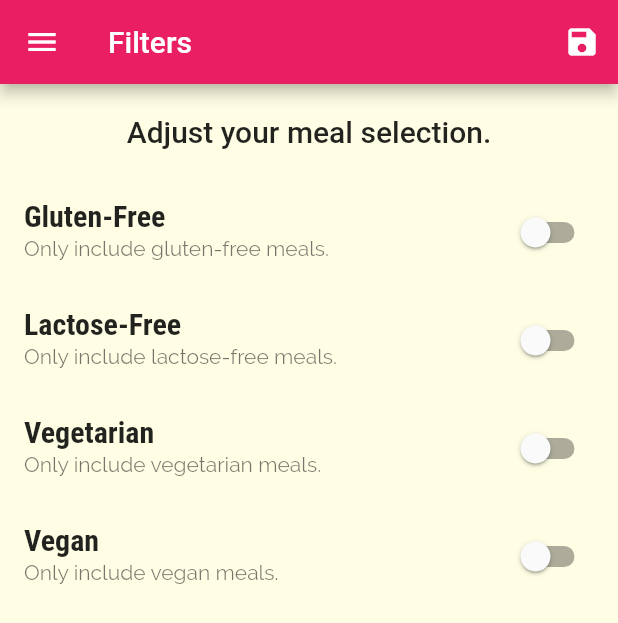
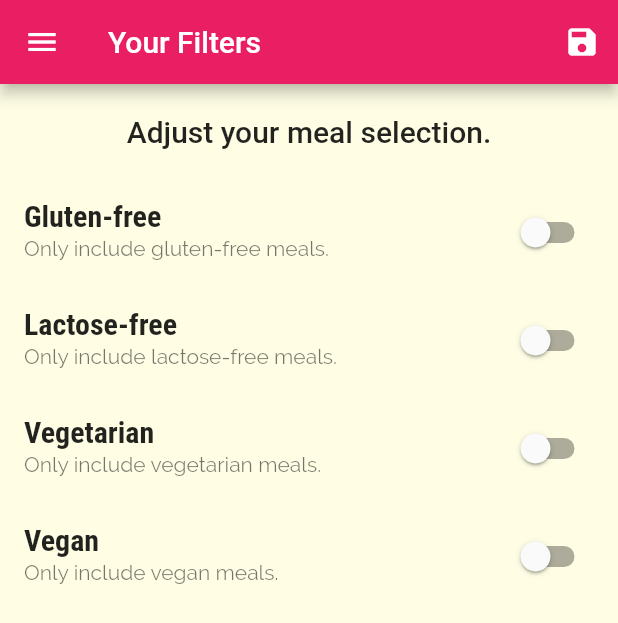
Before and after one commit to rozbeh1212/flutter-meal-app, a Flutter app: the FiltersScreen screen opened by its route, in the side drawer, after a tap on the "save" icon, on a phone screen of 412 x 824 dp. Shown: the top 623 px of the screen. Run offline on Flutter 3.47's test engine with Material 2 defaults, Android fonts, the phone set to English and light mode, and no system bars.

```diff
--- a/lib/screens/filters_screen.dart
+++ b/lib/screens/filters_screen.dart
@@ -1,17 +1,17 @@
 import 'package:flutter/material.dart';
-import 'package:flutter_complete_guide/widgets/main_drawer.dart';
+
+import '../widgets/main_drawer.dart';
 
 class FiltersScreen extends StatefulWidget {
   static const routeName = '/filters';
 
   final Function saveFilters;
+  final Map<String, bool> currentFilters;
 
-  const FiltersScreen(this.saveFilters) ;
-
-
+  FiltersScreen(this.currentFilters, this.saveFilters);
 
   @override
-  State<FiltersScreen> createState() => _FiltersScreenState();
+  _FiltersScreenState createState() => _FiltersScreenState();
 }
 
 class _FiltersScreenState extends State<FiltersScreen> {
@@ -19,6 +19,15 @@ class _FiltersScreenState extends State<FiltersScreen> {
   bool _vegetarian = false;
   bool _vegan = false;
   bool _lactoseFree = false;
+
+  @override
+  initState() {
+    _glutenFree = widget.currentFilters['gluten'];
+    _lactoseFree = widget.currentFilters['lactose'];
+    _vegetarian = widget.currentFilters['vegetarian'];
+    _vegan = widget.currentFilters['vegan'];
+    super.initState();
+  }
 
   Widget _buildSwitchListTile(
     String title,
@@ -29,7 +38,9 @@ class _FiltersScreenState extends State<FiltersScreen> {
     return SwitchListTile(
       title: Text(title),
       value: currentValue,
-      subtitle: Text(description),
+      subtitle: Text(
+        description,
+      ),
       onChanged: updateValue,
     );
   }
@@ -38,7 +49,7 @@ class _FiltersScreenState extends State<FiltersScreen> {
   Widget build(BuildContext context) {
     return Scaffold(
       appBar: AppBar(
-        title: Text('Filters'),
+        title: Text('Your Filters'),
         actions: <Widget>[
           IconButton(
             icon: Icon(Icons.save),
@@ -49,8 +60,9 @@ class _FiltersScreenState extends State<FiltersScreen> {
                 'vegan': _vegan,
                 'vegetarian': _vegetarian,
               };
-                widget.saveFilters();
-              }),
+              widget.saveFilters(selectedFilters);
+            },
+          )
         ],
       ),
       drawer: MainDrawer(),
@@ -67,23 +79,27 @@ class _FiltersScreenState extends State<FiltersScreen> {
             child: ListView(
               children: <Widget>[
                 _buildSwitchListTile(
-                  'Gluten-Free',
+                  'Gluten-free',
                   'Only include gluten-free meals.',
                   _glutenFree,
                   (newValue) {
-                    setState(() {
+                    setState(
+                      () {
                         _glutenFree = newValue;
-                    });
+                      },
+                    );
                   },
                 ),
                 _buildSwitchListTile(
-                  'Lactose-Free',
+                  'Lactose-free',
                   'Only include lactose-free meals.',
                   _lactoseFree,
                   (newValue) {
-                    setState(() {
+                    setState(
+                      () {
                         _lactoseFree = newValue;
-                    });
+                      },
+                    );
                   },
                 ),
                 _buildSwitchListTile(
@@ -91,9 +107,11 @@ class _FiltersScreenState extends State<FiltersScreen> {
                   'Only include vegetarian meals.',
                   _vegetarian,
                   (newValue) {
-                    setState(() {
+                    setState(
+                      () {
                         _vegetarian = newValue;
-                    });
+                      },
+                    );
                   },
                 ),
                 _buildSwitchListTile(
@@ -101,11 +119,13 @@ class _FiltersScreenState extends State<FiltersScreen> {
                   'Only include vegan meals.',
                   _vegan,
                   (newValue) {
-                    setState(() {
+                    setState(
+                      () {
                         _vegan = newValue;
-                    });
                       },
-                ),
+                    );
+                  },
+                )
               ],
             ),
           ),
--- a/lib/widgets/main_drawer.dart
+++ b/lib/widgets/main_drawer.dart
@@ -1,5 +1,7 @@
 import 'package:flutter/material.dart';
- import '../screens/filters_screen.dart';
+
+import '../screens/filters_screen.dart';
+
 class MainDrawer extends StatelessWidget {
   Widget buildListTile(String title, IconData icon, Function tapHandler) {
     return ListTile(
@@ -15,9 +17,7 @@ class MainDrawer extends StatelessWidget {
           fontWeight: FontWeight.bold,
         ),
       ),
-      onTap: () {
-        // ...
-      },
+      onTap: tapHandler,
     );
   }
 
@@ -43,16 +43,12 @@ class MainDrawer extends StatelessWidget {
           SizedBox(
             height: 20,
           ),
-          buildListTile(
-            'Meals',
-            Icons.restaurant,
-            () => Navigator.of(context).pushReplacementNamed('/'),
-          ),
-          buildListTile(
-            'Filters',
-            Icons.settings,
-            () => Navigator.of(context).pushReplacementNamed(FiltersScreen.routeName),
-          ),
+          buildListTile('Meals', Icons.restaurant, () {
+            Navigator.of(context).pushReplacementNamed('/');
+          }),
+          buildListTile('Filters', Icons.settings, () {
+            Navigator.of(context).pushReplacementNamed(FiltersScreen.routeName);
+          }),
         ],
       ),
     );
```
Also changed, not shown: lib/main.dart (+33 -12 lines), lib/screens/category_meals_screen.dart (+6 -14 lines), lib/screens/favorites_screen.dart (+26 -3 lines), lib/screens/meal_detail_screen.dart (+9 -4 lines), lib/screens/tabs_screen.dart (+15 -4 lines), lib/widgets/meal_item.dart (+8 -11 lines), 1 other file. Lines whose indentation alone changed are shown as unchanged.
